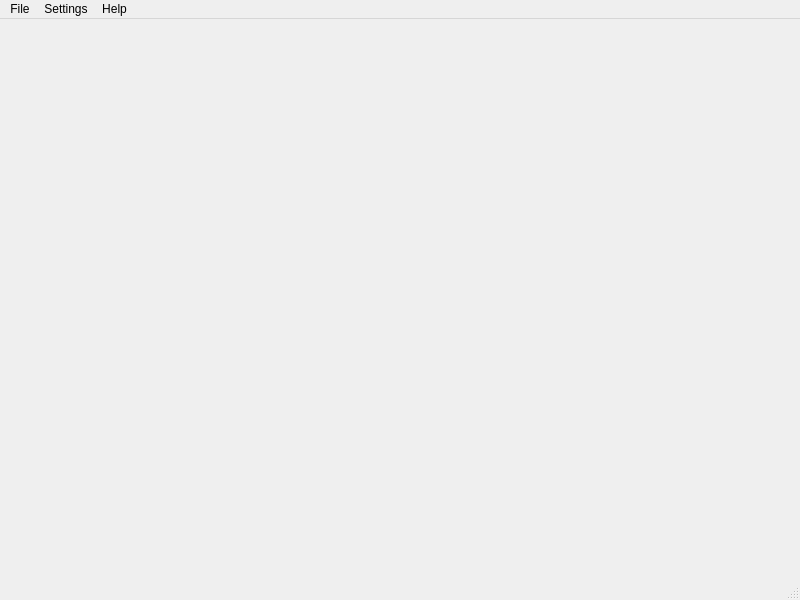
The window that src/uimainwindow.ui (waj334/openstackup) describes before a commit, drawn with Qt 5.
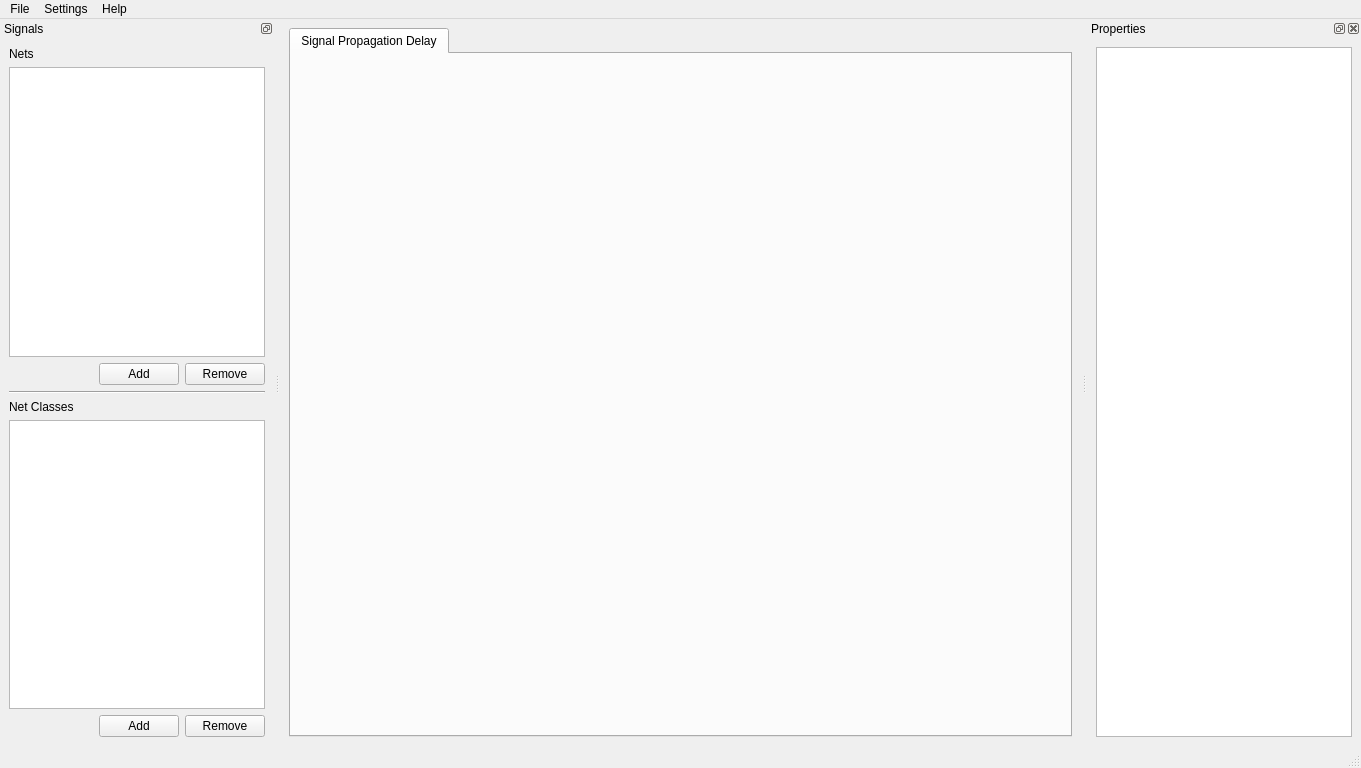
The same window after the commit.

```diff
--- a/src/uimainwindow.ui
+++ b/src/uimainwindow.ui
@@ -6,20 +6,35 @@
    <rect>
     <x>0</x>
     <y>0</y>
-    <width>800</width>
-    <height>600</height>
+    <width>1361</width>
+    <height>768</height>
    </rect>
   </property>
   <property name="windowTitle">
    <string>Open Stackup</string>
   </property>
-  <widget class="QWidget" name="centralwidget"/>
+  <widget class="QWidget" name="centralwidget">
+   <layout class="QVBoxLayout" name="verticalLayout_3">
+    <item>
+     <widget class="QTabWidget" name="tabWidget">
+      <property name="currentIndex">
+       <number>0</number>
+      </property>
+      <widget class="QWidget" name="signalPropagationDelayTab">
+       <attribute name="title">
+        <string>Signal Propagation Delay</string>
+       </attribute>
+      </widget>
+     </widget>
+    </item>
+   </layout>
+  </widget>
   <widget class="QMenuBar" name="menubar">
    <property name="geometry">
     <rect>
      <x>0</x>
      <y>0</y>
-     <width>800</width>
+     <width>1361</width>
      <height>22</height>
     </rect>
    </property>
@@ -48,6 +63,125 @@
    <addaction name="menuHelp"/>
   </widget>
   <widget class="QStatusBar" name="statusbar"/>
+  <widget class="QDockWidget" name="netsDock">
+   <property name="features">
+    <set>QDockWidget::DockWidgetFloatable|QDockWidget::DockWidgetMovable</set>
+   </property>
+   <property name="windowTitle">
+    <string>Signals</string>
+   </property>
+   <attribute name="dockWidgetArea">
+    <number>1</number>
+   </attribute>
+   <widget class="QWidget" name="dockWidgetContents">
+    <layout class="QVBoxLayout" name="verticalLayout">
+     <item>
+      <widget class="QLabel" name="label">
+       <property name="text">
+        <string>Nets</string>
+       </property>
+      </widget>
+     </item>
+     <item>
+      <widget class="QTableView" name="netsTable"/>
+     </item>
+     <item>
+      <layout class="QHBoxLayout" name="horizontalLayout">
+       <item>
+        <spacer name="horizontalSpacer">
+         <property name="orientation">
+          <enum>Qt::Horizontal</enum>
+         </property>
+         <property name="sizeHint" stdset="0">
+          <size>
+           <width>40</width>
+           <height>20</height>
+          </size>
+         </property>
+        </spacer>
+       </item>
+       <item>
+        <widget class="QPushButton" name="addNetButton">
+         <property name="text">
+          <string>Add</string>
+         </property>
+        </widget>
+       </item>
+       <item>
+        <widget class="QPushButton" name="removeNetButton">
+         <property name="text">
+          <string>Remove</string>
+         </property>
+        </widget>
+       </item>
+      </layout>
+     </item>
+     <item>
+      <widget class="Line" name="line">
+       <property name="orientation">
+        <enum>Qt::Horizontal</enum>
+       </property>
+      </widget>
+     </item>
+     <item>
+      <widget class="QLabel" name="label_2">
+       <property name="text">
+        <string>Net Classes</string>
+       </property>
+      </widget>
+     </item>
+     <item>
+      <widget class="QTableView" name="tableView"/>
+     </item>
+     <item>
+      <layout class="QHBoxLayout" name="horizontalLayout_2">
+       <item>
+        <spacer name="horizontalSpacer_2">
+         <property name="orientation">
+          <enum>Qt::Horizontal</enum>
+         </property>
+         <property name="sizeHint" stdset="0">
+          <size>
+           <width>40</width>
+           <height>20</height>
+          </size>
+         </property>
+        </spacer>
+       </item>
+       <item>
+        <widget class="QPushButton" name="addNetClassButton">
+         <property name="text">
+          <string>Add</string>
+         </property>
+        </widget>
+       </item>
+       <item>
+        <widget class="QPushButton" name="removeNetClassButton">
+         <property name="text">
+          <string>Remove</string>
+         </property>
+        </widget>
+       </item>
+      </layout>
+     </item>
+    </layout>
+   </widget>
+  </widget>
+  <widget class="QDockWidget" name="propertiesDock">
+   <property name="windowTitle">
+    <string>Properties</string>
+   </property>
+   <attribute name="dockWidgetArea">
+    <number>2</number>
+   </attribute>
+   <widget class="QWidget" name="dockWidgetContents_3">
+    <layout class="QVBoxLayout" name="verticalLayout_2">
+     <item>
+      <widget class="QTableView" name="propertiesTable"/>
+     </item>
+    </layout>
+   </widget>
+  </widget>
   <action name="actionExit">
    <property name="text">
     <string>Exit</string>
```
Left out of the diff: 26 changed lines with no effect on the pictures.
